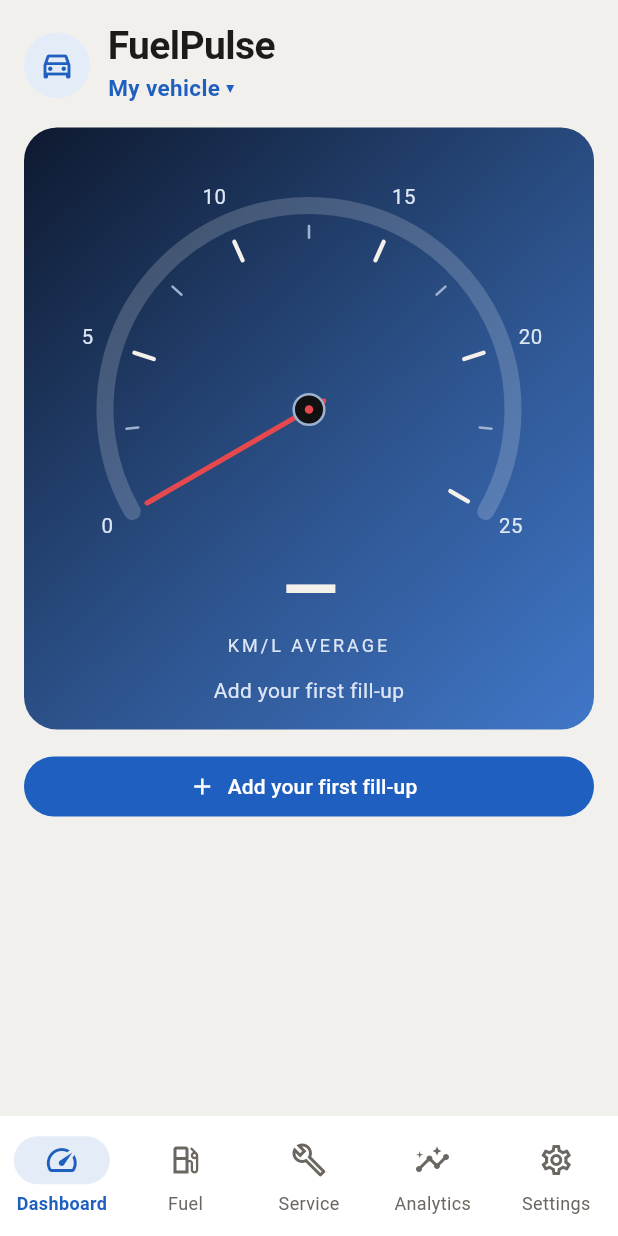
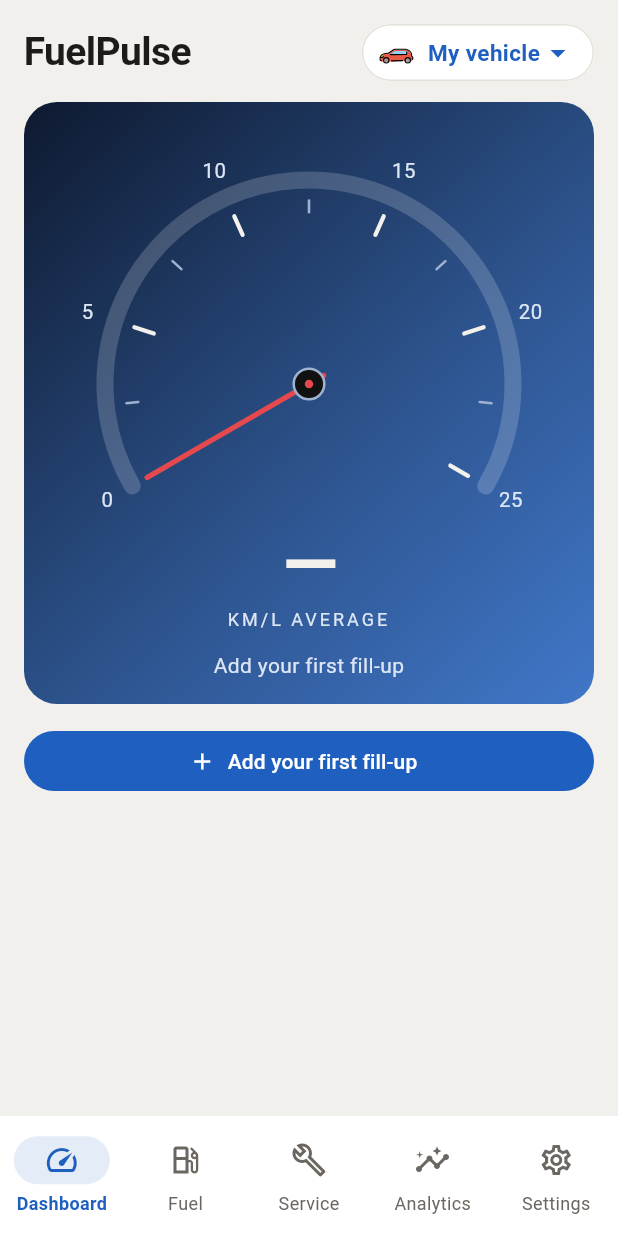
Before and after one commit to santhoshunt/fuelpulse, a Flutter app: the screen it shows after launch, on a phone screen of 412 x 824 dp. Run offline on Flutter 3.47's test engine with Material 3 defaults, Android fonts, the phone set to English and light mode, and no system bars; our stand-ins replace csv, file_picker, flutter_local_notifications, flutter_svg, google_sign_in, image_picker and 5 more; missing offline and left inert: extension_google_sign_in_as_googleapis_auth, google_mlkit_text_recognition, googleapis; accounts and stored records are empty.

Commit message:
Added the vehicle pill on the Dashboard and tap-to-edit vehicle rows in Settings, with vehicle pictures in the picker

```diff
--- a/lib/screens/dashboard_screen.dart
+++ b/lib/screens/dashboard_screen.dart
@@ -18,7 +18,8 @@ import '../utils/trend_calculator.dart';
 import '../utils/vehicle_manager.dart';
 import '../widgets/gauge_card.dart';
 import '../widgets/trend_chart.dart';
-import '../widgets/vehicle_picker.dart' show showVehiclePicker, vehicleIcon;
+import '../widgets/vehicle_icon.dart';
+import '../widgets/vehicle_picker.dart' show showVehiclePicker;
 import 'entry_form_screen.dart';
 import 'service_screen.dart' show dueText, latestOdometer, serviceTypeNames;
 
@@ -124,8 +125,9 @@ class _DashboardScreenState extends State<DashboardScreen> {
       return (
         litres: left,
         caption: 'Left now, about',
-        note: 'Enough for about  km, from your '
-            ' km reading on ',
+        note: 'Enough for about ${(left * avg).round()} km, from your '
+            '${_rupees.format(r.km)} km reading on '
+            '${DateFormat('d MMM').format(r.at)}',
       );
     }
     final at = DateTime.tryParse(latest.timestamp);
@@ -133,10 +135,10 @@ class _DashboardScreenState extends State<DashboardScreen> {
       litres: after,
       caption: at == null
           ? 'In the tank after the last refill'
-          : 'In the tank after the  refill',
+          : 'In the tank after the ${DateFormat('d MMM').format(at)} refill',
       note: avg == null || avg <= 0
           ? 'Add a reading to estimate what is left now'
-          : 'Enough for about  km from that refill. '
+          : 'Enough for about ${(after * avg).round()} km from that refill. '
               'Add a reading to estimate what is left now',
     );
   }
@@ -233,60 +235,52 @@ class _DashboardScreenState extends State<DashboardScreen> {
     ];
   }
 
+  /// The app name, and on the right the active vehicle as a pill that opens
+  /// the vehicle picker.
   Widget _header(AppColors colors) {
+    final v = _vehicle;
     return Row(
       children: [
-        // The active vehicle's type, so a switch shows at a glance.
-        Container(
-          width: 44,
-          height: 44,
-          decoration: BoxDecoration(
-            color: colors.primaryTint,
-            borderRadius: BorderRadius.circular(22),
-          ),
-          child: Icon(
-            vehicleIcon(_vehicle?.type ?? VehicleType.car),
-            color: colors.primary,
-          ),
-        ),
-        const SizedBox(width: 12),
         Expanded(
-          child: Column(
-            crossAxisAlignment: CrossAxisAlignment.start,
-            children: [
-              Text(
-                'FuelPulse',
+          child: Text('FuelPulse',
               style: TextStyle(
                   color: colors.textPrimary,
                   fontSize: 26,
                   fontWeight: FontWeight.w700,
-                  letterSpacing: -0.4,
-                  height: 1.1,
+                  letterSpacing: -0.4)),
         ),
-              ),
-              InkWell(
+        if (v != null)
+          Material(
+            color: colors.card,
+            shape: StadiumBorder(side: BorderSide(color: colors.cardBorder)),
+            clipBehavior: Clip.antiAlias,
+            child: InkWell(
               onTap: _pickVehicle,
-                borderRadius: BorderRadius.circular(6),
               child: Padding(
-                  padding: const EdgeInsets.symmetric(vertical: 2),
-                  child: Text(
-                    '${_vehicle?.name ?? ''} ▾',
+                padding: const EdgeInsets.fromLTRB(10, 6, 12, 6),
+                child: Row(
+                  mainAxisSize: MainAxisSize.min,
+                  children: [
+                    VehicleIcon.of(v, size: 26),
+                    const SizedBox(width: 8),
+                    ConstrainedBox(
+                      constraints: const BoxConstraints(maxWidth: 140),
+                      child: Text(v.name,
                           overflow: TextOverflow.ellipsis,
                           style: TextStyle(
                               color: colors.primary,
                               fontSize: 15,
-                      fontWeight: FontWeight.w600,
+                              fontWeight: FontWeight.w600)),
+                    ),
+                    Icon(Icons.arrow_drop_down, color: colors.primary),
+                  ],
                 ),
               ),
             ),
           ),
       ],
-          ),
-        ),
-      ],
     );
   }
-
   Widget _nextService(NextService n, AppColors colors) {
     final r = n.record;
     final at = [
--- a/lib/widgets/vehicle_picker.dart
+++ b/lib/widgets/vehicle_picker.dart
@@ -1,10 +1,10 @@
 import 'package:flutter/material.dart';
 import '../screens/vehicle_edit_screen.dart';
 import '../utils/page_routes.dart';
-import '../theme/app_colors.dart';
 import '../db/database_helper.dart';
 import '../models/vehicle.dart';
 import 'option_picker.dart';
+import 'vehicle_icon.dart';
 
 IconData vehicleIcon(VehicleType type) => switch (type) {
       VehicleType.car => Icons.directions_car_outlined,
@@ -34,7 +34,7 @@ Future<Vehicle?> showVehiclePicker(
         PickerOption(
           value: v.id,
           label: v.name,
-          leading: Icon(vehicleIcon(v.type), color: AppColors.of(context).textSecondary, size: 22),
+          leading: VehicleIcon.of(v, size: 26),
         ),
     ],
     selected: selectedId,
```
Also changed, not shown: lib/screens/settings/vehicles_section.dart (+11 -30 lines), tool/readme_screenshots_test.dart (+10 -6 lines), 1 other file. Lines whose indentation alone changed are shown as unchanged.
